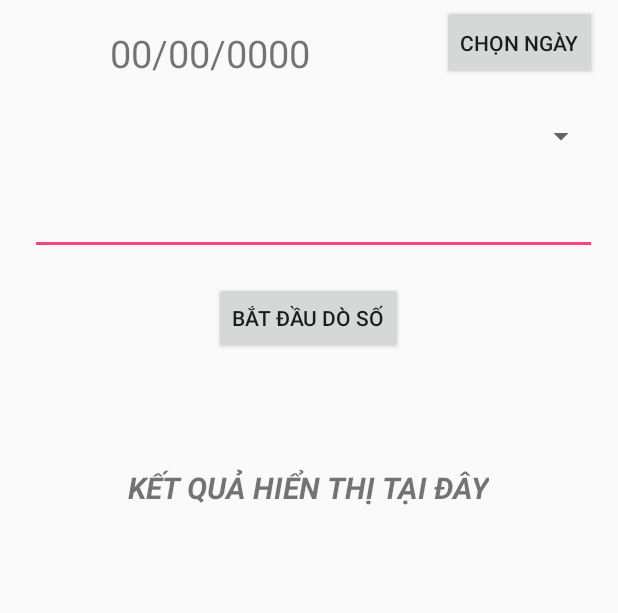
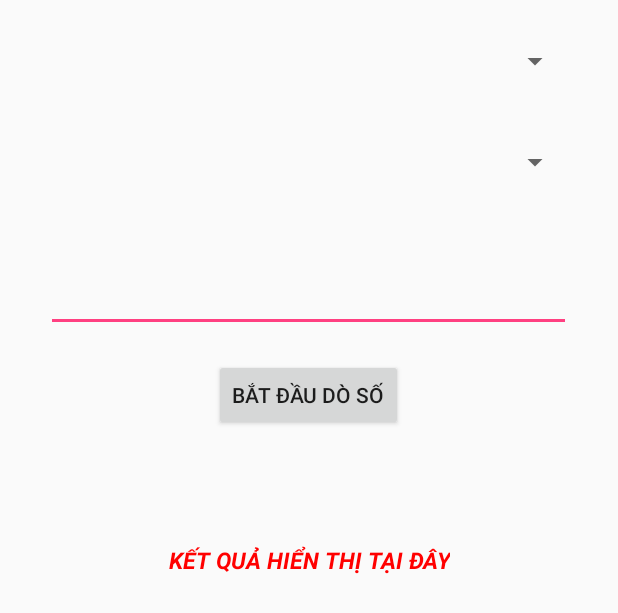
Before and after one commit to dennisvo2016/VNL_Ticket, an Android app: the layout screen2.xml on its own in the app's theme, with its tools: preview values and no code run, on a phone screen of 412 x 824 dp. Shown: the top 613 px of the screen. Run offline under Robolectric (Android 15) with nearby library versions, the phone set to English and light mode, and no system bars.

Commit message:
finished screen2

```diff
--- a/VNLT/app/src/main/res/layout/screen2.xml
+++ b/VNLT/app/src/main/res/layout/screen2.xml
@@ -2,47 +2,6 @@
 <RelativeLayout xmlns:android="http://schemas.android.com/apk/res/android"
     android:orientation="vertical" android:layout_width="match_parent"
     android:layout_height="match_parent">
-
-    <Button
-        android:text="Chọn ngày"
-        android:layout_width="wrap_content"
-        android:layout_alignBottom="@+id/txt_scr2_date"
-        android:layout_alignParentEnd="true"
-        android:layout_marginEnd="14dp"
-        android:id="@+id/btn_scr2_date"
-        android:layout_height="50dp" />
-
-    <TextView
-        android:text="00/00/0000"
-        android:layout_width="240dp"
-        android:layout_height="35dp"
-        android:layout_marginTop="18dp"
-        android:id="@+id/txt_scr2_date"
-        android:textSize="25dp"
-        android:textAlignment="center"
-        android:layout_alignParentTop="true"
-        android:layout_alignParentStart="true"
-        android:layout_marginStart="20dp" />
-
-    <Spinner
-        android:layout_width="match_parent"
-        android:layout_marginTop="17dp"
-        android:id="@+id/spn_scr2_province"
-        android:layout_height="40dp"
-        android:layout_below="@+id/btn_scr2_date"
-        android:layout_alignStart="@+id/txt_scr2_date"
-        android:layout_alignEnd="@+id/btn_scr2_date" />
-
-    <EditText
-        android:layout_width="wrap_content"
-        android:layout_height="wrap_content"
-        android:inputType="number"
-        android:ems="10"
-        android:layout_marginTop="14dp"
-        android:id="@+id/etxt_scr2_no"
-        android:layout_below="@+id/spn_scr2_province"
-        android:layout_alignStart="@+id/spn_scr2_province"
-        android:layout_alignEnd="@+id/spn_scr2_province" />
 
     <Button
         android:text="BẮT ĐẦU DÒ SỐ"
@@ -59,9 +18,39 @@
         android:layout_height="wrap_content"
         android:layout_marginTop="75dp"
         android:id="@+id/txt_scr2_result"
-        android:textSize="20dp"
+        android:textSize="15dp"
+        android:textColor="#ff0000"
         android:textStyle="normal|bold|italic"
         android:textAllCaps="true"
         android:layout_below="@+id/btn_scr2_search"
+        android:layout_centerHorizontal="true"
+        android:textAlignment="center"/>
+
+    <EditText
+        android:layout_width="350dp"
+        android:layout_height="50dp"
+        android:inputType="number"
+        android:ems="10"
+        android:layout_marginTop="38dp"
+        android:id="@+id/etxt_scr2_no"
+        android:layout_below="@+id/spn_scr2_date"
         android:layout_centerHorizontal="true" />
+
+    <Spinner
+        android:layout_width="match_parent"
+        android:id="@+id/spn_scr2_date"
+        android:layout_marginTop="17dp"
+        android:layout_height="50dp"
+        android:layout_below="@+id/spn_scr2_province"
+        android:layout_alignStart="@+id/etxt_scr2_no"
+        android:layout_alignEnd="@+id/etxt_scr2_no" />
+
+    <Spinner
+        android:layout_width="match_parent"
+        android:layout_marginTop="16dp"
+        android:id="@+id/spn_scr2_province"
+        android:layout_height="50dp"
+        android:layout_alignParentTop="true"
+        android:layout_alignStart="@+id/spn_scr2_date"
+        android:layout_alignEnd="@+id/spn_scr2_date" />
 </RelativeLayout>
```
Also changed, not shown: VNLT/app/src/main/java/com/example/hp/vnlt/Screen1.java (+47 -58 lines), VNLT/app/src/main/java/com/example/hp/vnlt/Screen2.java (+269 -1 lines).
